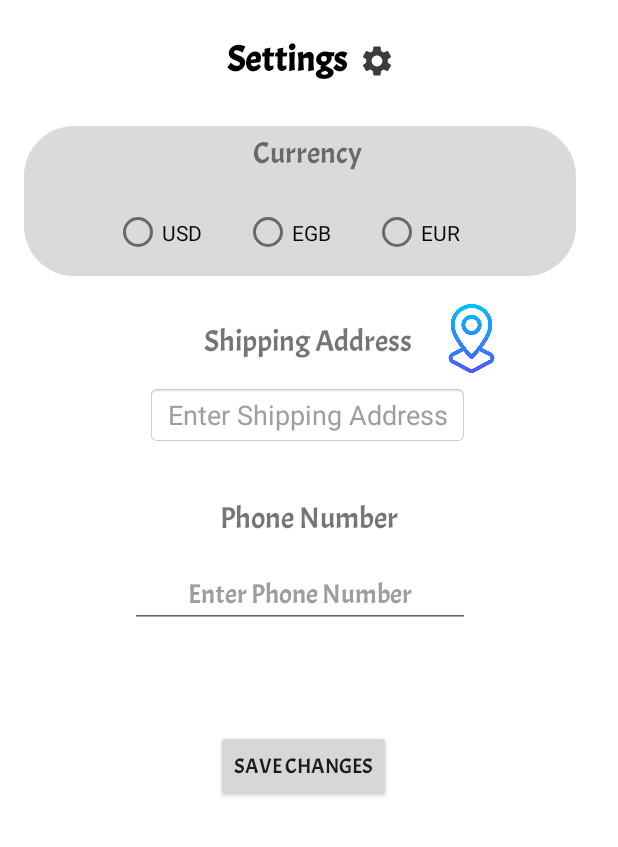
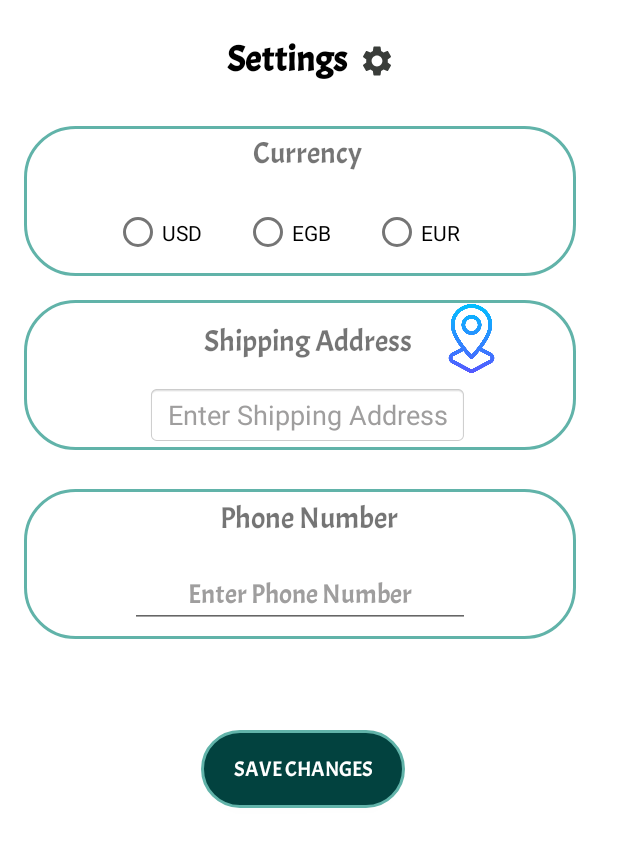
Before and after one commit to toqamohamed1999/ShopifyApp_User, an Android app: the fragment SettingsFragment shown on its own in the app's theme, on a phone screen of 412 x 824 dp. Shown: the top 847 px of the screen. Run offline under Robolectric (Android 15) with nearby library versions, the phone set to English and light mode, and no system bars.

Commit message:
cartBadge

```diff
--- /dev/null
+++ b/app/src/main/java/eg/gov/iti/jets/shopifyapp_user/util/BadgeChanger.kt
@@ -0,0 +1,5 @@
+package eg.gov.iti.jets.shopifyapp_user.util
+
+interface BadgeChanger {
+    fun changeBadgeCartCount(count:Int)
+}
--- /dev/null
+++ b/app/src/main/res/drawable/button_setting.xml
@@ -0,0 +1,10 @@
+<?xml version="1.0" encoding="utf-8"?>
+<selector xmlns:android="http://schemas.android.com/apk/res/android">
+    <item>
+        <shape android:shape="rectangle">
+            <corners android:radius="33dp"/>
+            <stroke android:color="#61B3A9" android:width="2dp"/>
+            <solid android:color="#02423F"/>
+        </shape>
+    </item>
+</selector>
--- a/app/src/main/res/drawable/setting_section_back.xml
+++ b/app/src/main/res/drawable/setting_section_back.xml
@@ -3,7 +3,7 @@
 <item>
     <shape android:shape="rectangle">
    <corners android:radius="33dp"/>
-        <solid android:color="#2D312D38"/>
+        <stroke android:color="#61B3A9" android:width="2dp"/>
     </shape>
 </item>
 </selector>
--- a/app/src/main/res/layout/activity_main.xml
+++ b/app/src/main/res/layout/activity_main.xml
@@ -32,10 +32,12 @@
 
                 <ImageView
                     android:id="@+id/shoppingCart_icon"
-                    android:layout_width="25dp"
+                    android:layout_width="45dp"
                     android:layout_height="0dp"
+                    android:padding="10dp"
+                    android:scaleType="fitCenter"
                     android:layout_marginEnd="16dp"
-                    android:src="@drawable/shopping_cart_icon"
+                    android:src="@drawable/cart_badge_layers"
                     app:layout_constraintBottom_toBottomOf="parent"
                     app:layout_constraintEnd_toEndOf="parent"
                     app:layout_constraintTop_toTopOf="parent" />
--- a/app/src/main/res/layout/fragment_setting.xml
+++ b/app/src/main/res/layout/fragment_setting.xml
@@ -165,11 +165,13 @@
 
     <androidx.appcompat.widget.AppCompatButton
         android:id="@+id/button"
-        android:layout_width="wrap_content"
-        android:layout_height="wrap_content"
+        android:layout_width="136dp"
+        android:layout_height="52dp"
         android:layout_marginTop="68dp"
+        android:background="@drawable/button_setting"
         android:fontFamily="@font/acme"
         android:text="Save Changes"
+        android:textColor="@color/white"
         app:layout_constraintEnd_toStartOf="@+id/guideline5"
         app:layout_constraintHorizontal_bias="0.509"
         app:layout_constraintStart_toStartOf="@+id/guideline"
@@ -189,6 +191,7 @@
         android:id="@+id/view2"
         android:layout_width="0dp"
         android:layout_height="100dp"
+        android:background="@drawable/setting_section_back"
         app:layout_constraintBottom_toBottomOf="@+id/editTextTextPersonName"
         app:layout_constraintEnd_toStartOf="@+id/guideline5"
         app:layout_constraintStart_toStartOf="@+id/guideline"
@@ -198,6 +201,7 @@
         android:id="@+id/view3"
         android:layout_width="0dp"
         android:layout_height="100dp"
+        android:background="@drawable/setting_section_back"
         app:layout_constraintBottom_toBottomOf="@+id/editTextPhone"
         app:layout_constraintEnd_toStartOf="@+id/guideline5"
         app:layout_constraintStart_toStartOf="@+id/guideline"
--- a/app/src/main/res/values/colors.xml
+++ b/app/src/main/res/values/colors.xml
@@ -7,7 +7,7 @@
     <color name="teal_700">#FF018786</color>
     <color name="black">#FF000000</color>
     <color name="white">#FFFFFFFF</color>
-
+<color name="Transparent">#00000000</color>
     /** nada **/
     <color name="lightGray">#EBEAEA</color>
     /** nada **/
```
Also changed, not shown: app/src/main/java/eg/gov/iti/jets/shopifyapp_user/MainActivity.kt (+10 -1 lines), app/src/main/java/eg/gov/iti/jets/shopifyapp_user/cart/presentation/ui/BadgeDrawable.kt (added, +99 -0 lines), app/src/main/res/drawable/cart_badge_layers.xml (added, +11 -0 lines).
